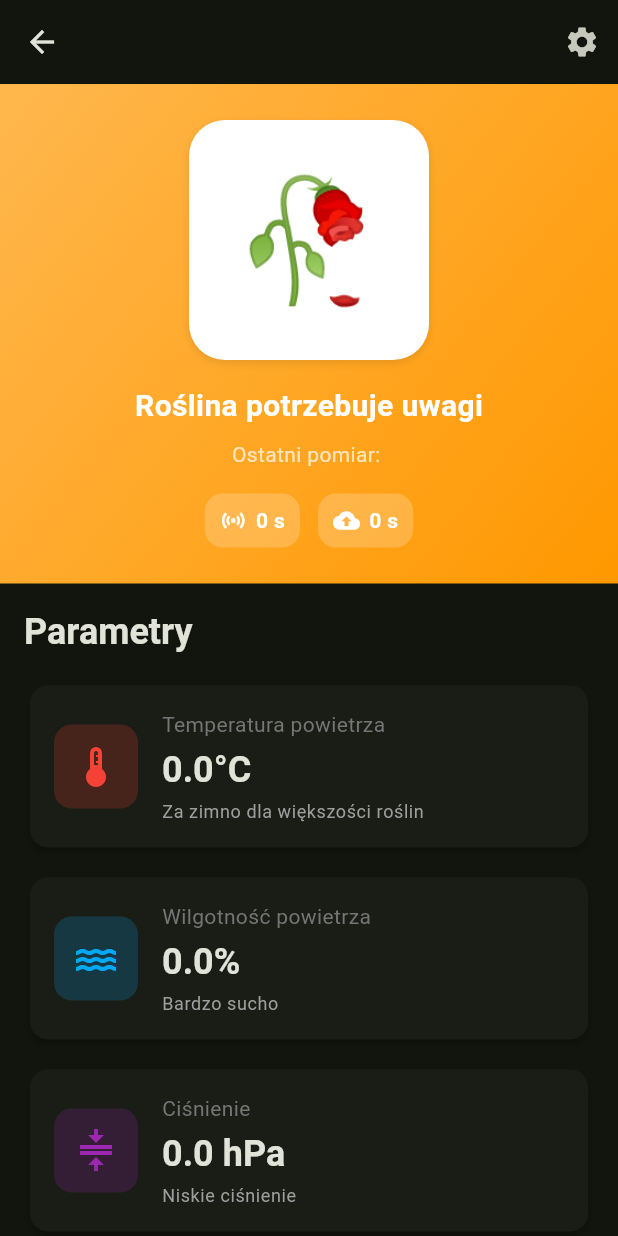
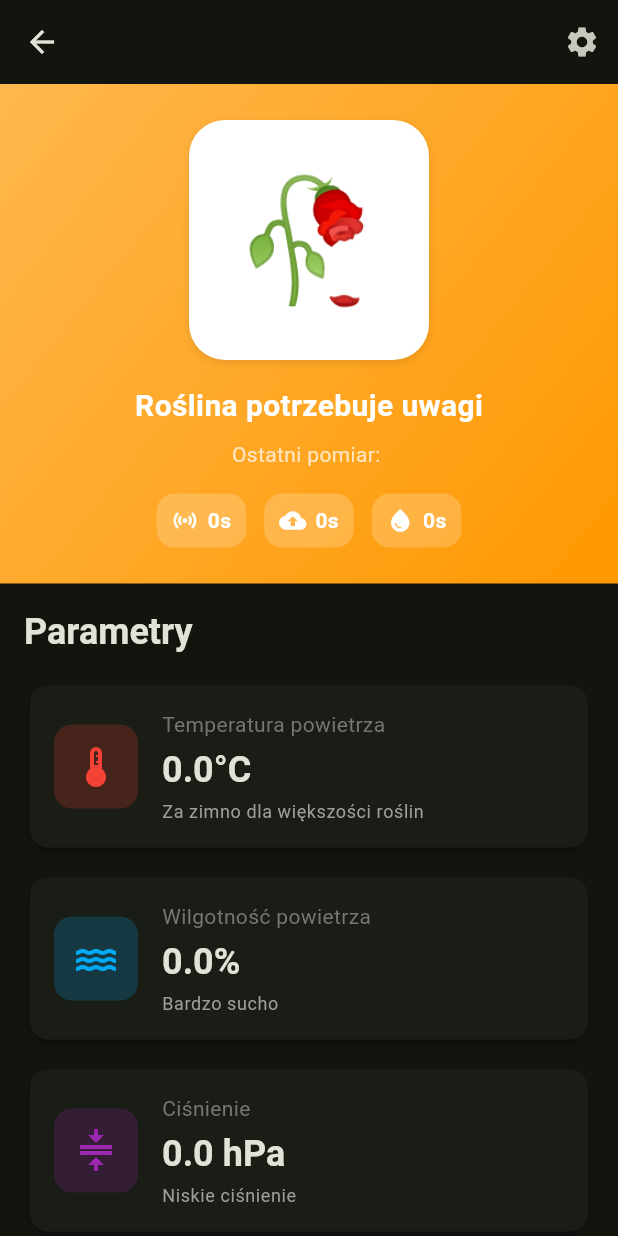
Before and after one commit to AGH2025-26-IoT-Smart-Doniczka/smart-pot, a Flutter app: the PotDetailScreen screen opened directly with empty values, on a phone screen of 412 x 824 dp. Run offline on Flutter 3.47's test engine with Material 3 defaults, Android fonts, the phone set to English and light mode, and no system bars; our stand-ins replace device_info_plus, flutter_blue_plus, flutter_secure_storage, permission_handler, web; missing offline and left inert: dart:js_util; accounts and stored records are empty.

Commit message:
Time in pot details is now formatted

```diff
--- a/mobile/lib/screens/plants/pot_detail_screen.dart
+++ b/mobile/lib/screens/plants/pot_detail_screen.dart
@@ -22,6 +22,7 @@ class PotDetailScreen extends StatelessWidget {
     final isHappy = hasMeasurement && viewPot.data.soilMoisture > 30;
     final measureInterval = viewPot.config.measureIntervalSec;
     final sendInterval = viewPot.config.sendIntervalSec;
+    final wateringInterval = viewPot.config.wateringIntervalSec;
 
     return Scaffold(
       appBar: AppBar(
@@ -109,14 +110,22 @@ class PotDetailScreen extends StatelessWidget {
                       _buildConfigInfoChip(
                         context,
                         icon: Icons.sensors,
-                        label: '${measureInterval.toString()} s',
+                        label: _formatInterval(measureInterval),
                       ),
                       const SizedBox(width: 12),
                       _buildConfigInfoChip(
                         context,
                         icon: Icons.cloud_upload,
-                        label: '${sendInterval.toString()} s',
+                        label: _formatInterval(sendInterval),
                       ),
+                      if (wateringInterval != null) ...[
+                        const SizedBox(width: 12),
+                        _buildConfigInfoChip(
+                          context,
+                          icon: Icons.water_drop,
+                          label: _formatInterval(wateringInterval),
+                        ),
+                      ],
                     ],
                   ),
                 ],
@@ -177,6 +186,24 @@ class PotDetailScreen extends StatelessWidget {
         ],
       ),
     );
+  }
+
+  String _formatInterval(int seconds) {
+    const int minute = 60;
+    const int hour = 60 * minute;
+    const int day = 24 * hour;
+
+    if (seconds < minute) return '${seconds}s';
+    if (seconds < hour) {
+      final minutes = seconds ~/ minute;
+      return '${minutes}m';
+    }
+    if (seconds < day) {
+      final hours = seconds ~/ hour;
+      return '${hours}h';
+    }
+    final days = seconds ~/ day;
+    return '${days}d';
   }
 
   Widget _buildParametersGrid(BuildContext context) {
```
